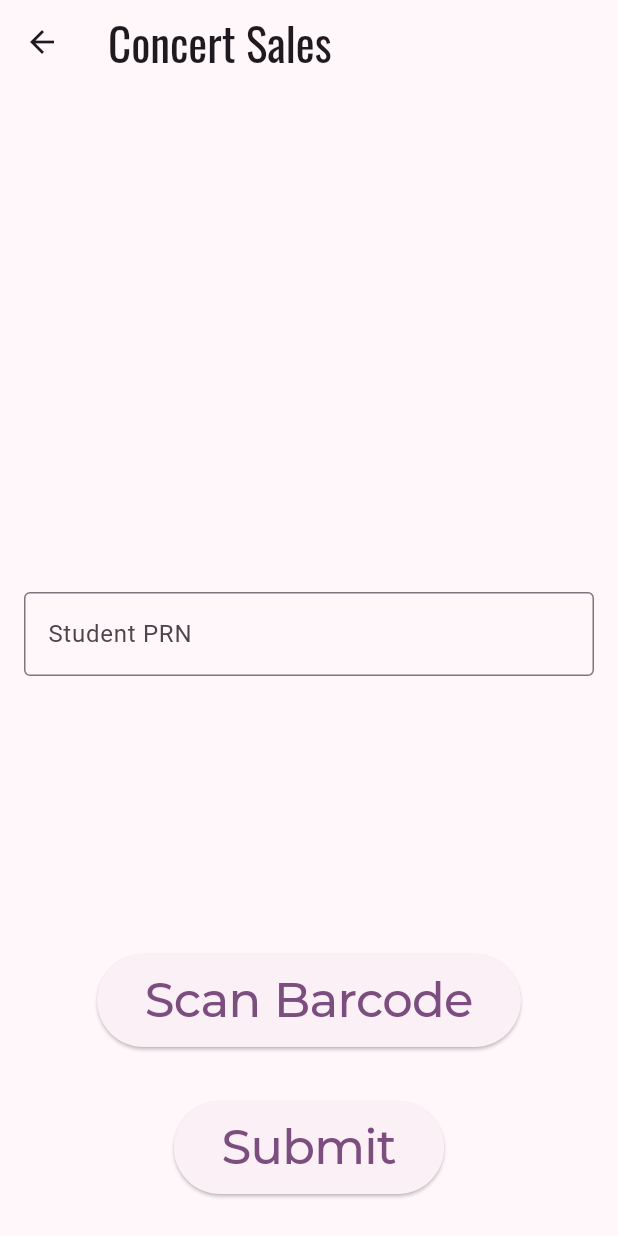
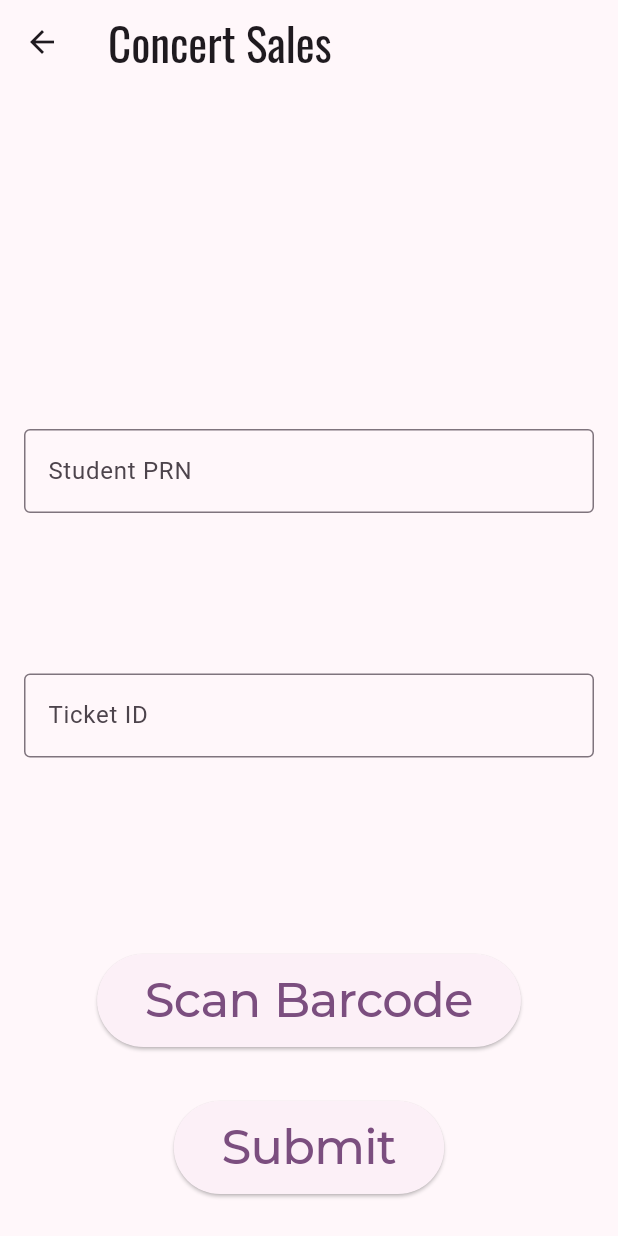
Before and after one commit to samarth-ramesh/maaya_23_tickets, a Flutter app: the Sales screen opened by its route, after a tap on "Submit", on a phone screen of 412 x 824 dp. Run offline on Flutter 3.47's test engine with Material 2 defaults, Android fonts, the phone set to English and light mode, and no system bars; our stand-ins replace fluttertoast, google_fonts; missing offline and left inert: simple_barcode_scanner; network calls fail.

Commit message:
added support for offline ticker id

```diff
--- a/lib/routes/sales.dart
+++ b/lib/routes/sales.dart
@@ -3,6 +3,7 @@ import 'dart:convert';
 import 'package:flutter/material.dart';
 import 'package:fluttertoast/fluttertoast.dart';
 import 'package:google_fonts/google_fonts.dart';
+import 'package:http/http.dart';
 import 'package:maaya_tickets/components/success.dart';
 import 'package:maaya_tickets/main.dart';
 import 'package:simple_barcode_scanner/simple_barcode_scanner.dart';
@@ -17,6 +18,7 @@ class Sales extends StatefulWidget {
 
 class _SalesState extends State<Sales> {
   final prnController = TextEditingController();
+  final ticketIdController = TextEditingController();
 
   void showError(String text) {
     Fluttertoast.showToast(
@@ -28,7 +30,6 @@ class _SalesState extends State<Sales> {
         textColor: Colors.black,
         fontSize: 16.0);
   }
-
 
   void scanPrn() async {
     var res = await Navigator.push(
@@ -44,15 +45,33 @@ class _SalesState extends State<Sales> {
   }
 
   void submit() async {
-    final uri = baseUri.replace(path: "/ticket");
-    final resp = await http.post(uri, body: jsonEncode({"token": token, "ticket_id": prnController.text}), headers: {"Content-Type": "application/json"});
-    final dv = jsonDecode(resp.body);
+    Response resp;
+    dynamic dv;
+    if (ticketIdController.text == "") {
+      final uri = baseUri.replace(path: "/ticket");
+      resp = await http.post(uri,
+          body: jsonEncode({"token": token, "ticket_id": prnController.text}),
+          headers: {"Content-Type": "application/json"});
+      dv = jsonDecode(resp.body);
+    } else {
+      final uri = baseUri.replace(path: "/ticket/offline");
+      resp = await http.post(uri,
+          body: jsonEncode({
+            "token": token,
+            "ticket_id": prnController.text,
+            "offline_id": ticketIdController.text
+          }),
+          headers: {"Content-Type": "application/json"});
+      dv = jsonDecode(resp.body);
+    }
+
     if (resp.statusCode != 200) {
       final err = dv["error"];
       showError(err);
     } else {
       showDialog(context: context, builder: (context) => SuccessComponent());
       prnController.clear();
+      ticketIdController.clear();
     }
   }
 
@@ -77,6 +96,13 @@ class _SalesState extends State<Sales> {
                 border: OutlineInputBorder(),
               ),
             ),
+            TextFormField(
+                controller: ticketIdController,
+                decoration: const InputDecoration(
+                  labelText: "Ticket ID",
+                  border: OutlineInputBorder(),
+                ),
+                keyboardType: TextInputType.number),
             Column(
               children: [
                 Padding(
@@ -87,7 +113,11 @@ class _SalesState extends State<Sales> {
                         padding: const EdgeInsets.all(8.0),
                         child: Text(
                           "Scan Barcode",
-                          style: GoogleFonts.montserrat(fontSize: 32, fontWeight: FontWeight.w500, letterSpacing: -0.5, wordSpacing: 1),
+                          style: GoogleFonts.montserrat(
+                              fontSize: 32,
+                              fontWeight: FontWeight.w500,
+                              letterSpacing: -0.5,
+                              wordSpacing: 1),
                         ),
                       )),
                 ),
@@ -99,7 +129,11 @@ class _SalesState extends State<Sales> {
                         padding: const EdgeInsets.all(8.0),
                         child: Text(
                           "Submit",
-                          style: GoogleFonts.montserrat(fontSize: 32, fontWeight: FontWeight.w500, letterSpacing: -0.5, wordSpacing: 1),
+                          style: GoogleFonts.montserrat(
+                              fontSize: 32,
+                              fontWeight: FontWeight.w500,
+                              letterSpacing: -0.5,
+                              wordSpacing: 1),
                         ),
                       )),
                 ),
```
Also changed, not shown: lib/routes/validate.dart (+40 -6 lines).
